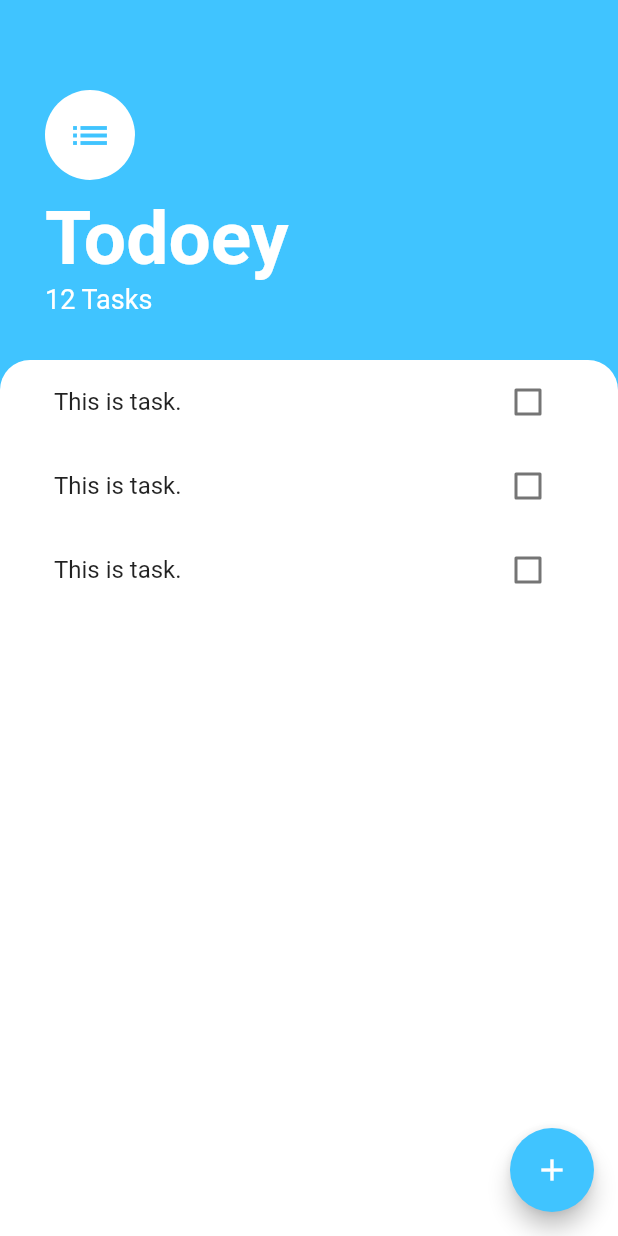
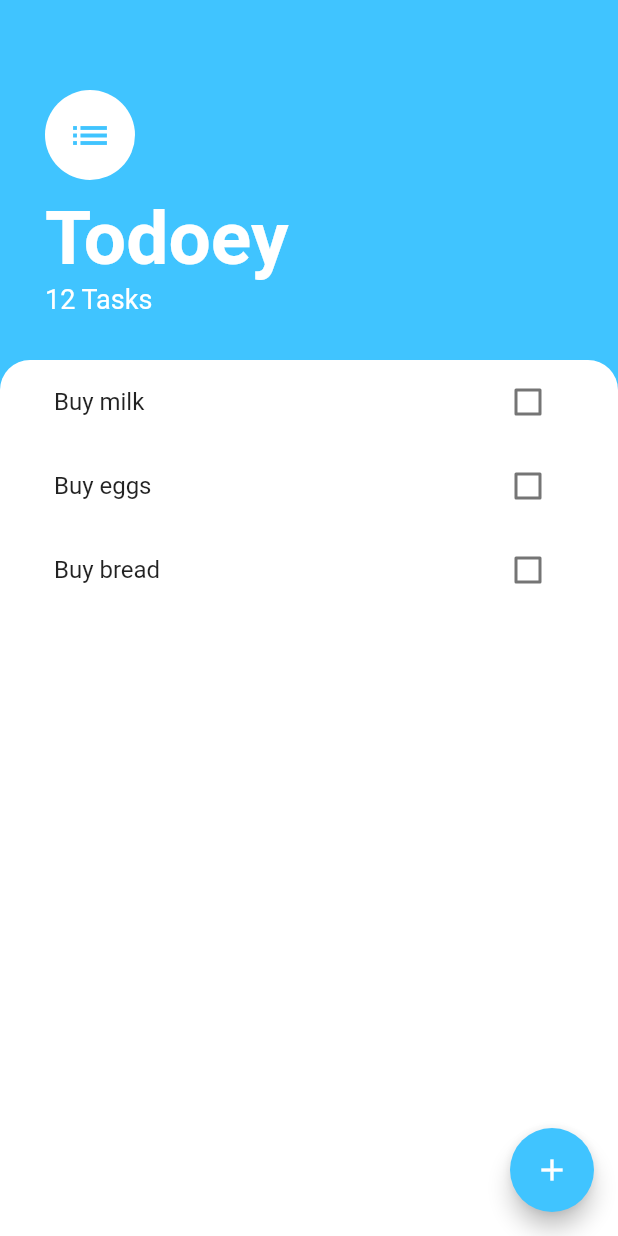
Before and after one commit to kostevg871/easy_task_flutter, a Flutter app: the screen it shows after launch, on a phone screen of 412 x 824 dp. Run offline on Flutter 3.47's test engine with Material 2 defaults, Android fonts, the phone set to English and light mode, and no system bars.

Commit message:
add ListView

```diff
--- /dev/null
+++ b/lib/models/task.dart
@@ -0,0 +1,12 @@
+class Task {
+
+  final String name;
+  bool isDone;
+
+  Task({this.name, this.isDone = false});
+
+  void toggleDone(){
+    isDone = !isDone;
+  }
+
+}
--- a/lib/widgets/task_tile.dart
+++ b/lib/widgets/task_tile.dart
@@ -1,42 +1,25 @@
 import 'package:flutter/material.dart';
 
-class TaskTile extends StatefulWidget {
-  @override
-  _TaskTileState createState() => _TaskTileState();
-}
+class TaskTile extends StatelessWidget {
+  final bool isChecked;
+  final String taskTitle;
+  final Function checkboxCallback;
 
-class _TaskTileState extends State<TaskTile> {
-  bool isChecked = false;
+  TaskTile({this.isChecked, this.taskTitle, this.checkboxCallback});
 
   @override
   Widget build(BuildContext context) {
     return ListTile(
       title: Text(
-        "This is task.",
+        taskTitle,
         style: TextStyle(
             decoration: isChecked ? TextDecoration.lineThrough : null),
       ),
-      trailing: TaskCheckbox(
-          checkboxState: isChecked, toggleCheckboxState: (bool checkboxState) {
-        setState(() {
-          isChecked = checkboxState;
-        });
-      }),
+      trailing: Checkbox(
+      activeColor: Colors.lightBlueAccent,
+      value: isChecked,
+      onChanged: checkboxCallback,
+    ),
     );
   }
 }
-
-class TaskCheckbox extends StatelessWidget {
-  final bool checkboxState;
-  final Function toggleCheckboxState;
-  TaskCheckbox({this.checkboxState, this.toggleCheckboxState});
-
-  @override
-  Widget build(BuildContext context) {
-    return Checkbox(
-      activeColor: Colors.lightBlueAccent,
-      value: checkboxState,
-      onChanged: toggleCheckboxState,
-    );
-  }
-}
--- a/lib/widgets/tasks_list.dart
+++ b/lib/widgets/tasks_list.dart
@@ -1,16 +1,34 @@
 import 'package:flutter/material.dart';
+import 'package:todo_app_flutter/models/task.dart';
 import 'package:todo_app_flutter/widgets/task_tile.dart';
 
-class TasksList extends StatelessWidget {
+class TasksList extends StatefulWidget {
+  @override
+  _TasksListState createState() => _TasksListState();
+}
+
+class _TasksListState extends State<TasksList> {
+  List<Task> tasks = [
+    Task(name: "Buy milk"),
+    Task(name: "Buy eggs"),
+    Task(name: "Buy bread"),
+  ];
 
   @override
   Widget build(BuildContext context) {
-    return ListView(
-      children: <Widget>[
-        TaskTile(),
-        TaskTile(),
-        TaskTile(),
-      ],
+    return ListView.builder(
+      itemBuilder: (context, index) {
+        return TaskTile(
+          taskTitle: tasks[index].name,
+          isChecked: tasks[index].isDone,
+          checkboxCallback: (checkboxState) {
+            setState(() {
+              tasks[index].toggleDone();
+            });
+          },
+        );
+      },
+      itemCount: tasks.length,
     );
   }
 }
```
